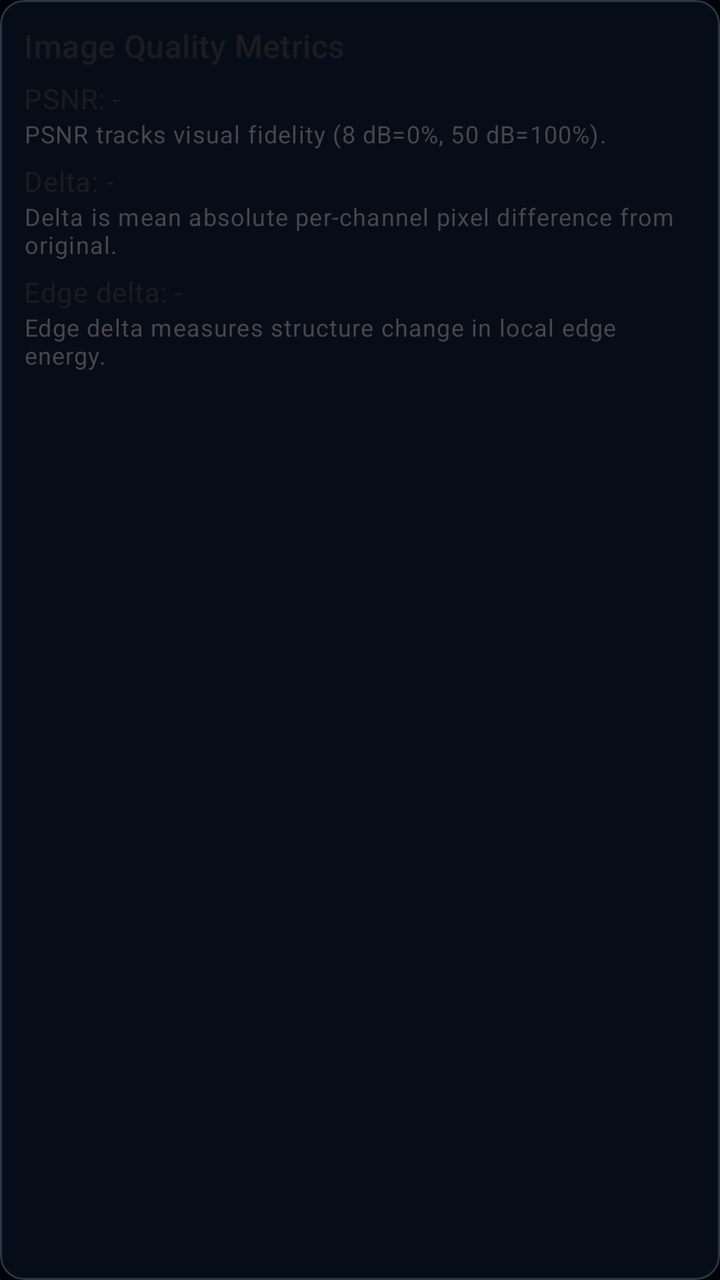
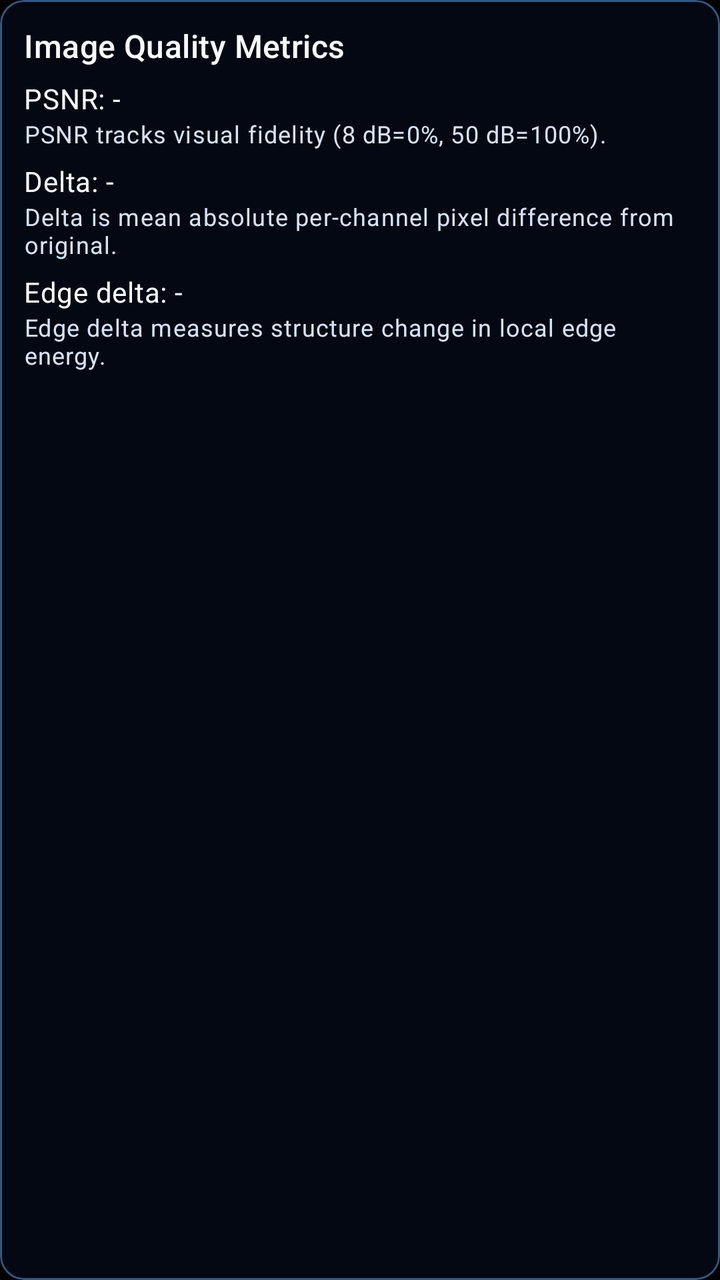

An Android layout rendered at two revisions. The XML below is the earlier revision; the diff shows what the commit changed to produce the second picture.
<!-- AndroidManifest.xml: application theme Theme.HaanGhilMuulnaat -->
<!-- res/layout/main_quality_metrics_card.xml -->
<?xml version="1.0" encoding="utf-8"?>
<com.google.android.material.card.MaterialCardView xmlns:android="http://schemas.android.com/apk/res/android"
    xmlns:app="http://schemas.android.com/apk/res-auto"
    android:layout_width="match_parent"
    android:layout_height="wrap_content"
    android:layout_marginTop="10dp"
    app:cardElevation="0dp"
    app:strokeColor="?attr/colorOutline"
    app:strokeWidth="1dp">

    <LinearLayout
        android:layout_width="match_parent"
        android:layout_height="wrap_content"
        android:orientation="vertical"
        android:padding="12dp">

        <TextView
            android:layout_width="match_parent"
            android:layout_height="wrap_content"
            android:text="@string/image_quality_metrics_title"
            android:textAppearance="@style/TextAppearance.Material3.TitleMedium" />

        <TextView
            android:id="@+id/qualityPsnrValue"
            android:layout_width="match_parent"
            android:layout_height="wrap_content"
            android:layout_marginTop="6dp"
            android:text="@string/metric_psnr_placeholder"
            android:textAppearance="@style/TextAppearance.Material3.BodyMedium" />

        <TextView
            android:layout_width="match_parent"
            android:layout_height="wrap_content"
            android:text="@string/metric_psnr_help"
            android:textAppearance="@style/TextAppearance.Material3.BodySmall" />

        <TextView
            android:id="@+id/qualityDeltaValue"
            android:layout_width="match_parent"
            android:layout_height="wrap_content"
            android:layout_marginTop="6dp"
            android:text="@string/metric_delta_placeholder"
            android:textAppearance="@style/TextAppearance.Material3.BodyMedium" />

        <TextView
            android:layout_width="match_parent"
            android:layout_height="wrap_content"
            android:text="@string/metric_delta_help"
            android:textAppearance="@style/TextAppearance.Material3.BodySmall" />

        <TextView
            android:id="@+id/qualityEdgeDeltaValue"
            android:layout_width="match_parent"
            android:layout_height="wrap_content"
            android:layout_marginTop="6dp"
            android:text="@string/metric_edge_delta_placeholder"
            android:textAppearance="@style/TextAppearance.Material3.BodyMedium" />

        <TextView
            android:layout_width="match_parent"
            android:layout_height="wrap_content"
            android:text="@string/metric_edge_delta_help"
            android:textAppearance="@style/TextAppearance.Material3.BodySmall" />
    </LinearLayout>
</com.google.android.material.card.MaterialCardView>
<!-- resources referenced by this layout -->
<resources>
  <string name="image_quality_metrics_title">Image Quality Metrics</string>
  <string name="metric_delta_placeholder">Delta: -</string>
  <string name="metric_edge_delta_placeholder">Edge delta: -</string>
  <string name="metric_psnr_placeholder">PSNR: -</string>
  <style name="Theme.HaanGhilMuulnaat" parent="Theme.Material3.DayNight.NoActionBar">
          <item name="android:windowBackground">@color/navy_black</item>
          <item name="android:statusBarColor">@color/navy_black</item>
          <item name="android:navigationBarColor">@color/navy_black</item>
          <item name="android:windowLightStatusBar" tools:targetApi="m">false</item>
          <item name="android:windowLightNavigationBar" tools:targetApi="o_mr1">false</item>
          <item name="android:forceDarkAllowed" tools:targetApi="q">false</item>
          <item name="colorPrimary">@color/navy_primary</item>
          <item name="colorOnPrimary">@color/navy_text</item>
          <item name="colorPrimaryContainer">@color/navy_primary_container</item>
          <item name="colorOnPrimaryContainer">@color/navy_text</item>
          <item name="colorSecondary">@color/navy_secondary</item>
          <item name="colorOnSecondary">@color/navy_text</item>
          <item name="colorSecondaryContainer">@color/navy_secondary_container</item>
          <item name="colorOnSecondaryContainer">@color/navy_text</item>
          <item name="colorTertiary">@color/navy_primary</item>
          <item name="colorOnTertiary">@color/navy_text</item>
          <item name="colorSurface">@color/navy_surface</item>
          <item name="colorOnSurface">@color/navy_text</item>
          <item name="colorSurfaceVariant">@color/navy_surface_high</item>
          <item name="colorOnSurfaceVariant">@color/navy_text_muted</item>
          <item name="android:colorBackground">@color/navy_black</item>
          <item name="colorOutline">@color/navy_outline</item>
          <item name="colorError">@color/navy_error</item>
          <item name="colorErrorContainer">@color/navy_error_container</item>
          <item name="android:colorAccent">@color/navy_secondary</item>
      </style>
  <color name="navy_black">#02040A</color>
  <color name="navy_primary">#14243A</color>
  <color name="navy_text">#F1F5FF</color>
  <color name="navy_primary_container">#0B1728</color>
  <color name="navy_secondary">#20334F</color>
  <color name="navy_secondary_container">#101E32</color>
  <color name="navy_surface">#070D18</color>
  <color name="navy_surface_high">#0D1828</color>
  <color name="navy_text_muted">#A9B8D0</color>
  <color name="navy_outline">#26364D</color>
  <color name="navy_error">#FFB4AB</color>
  <color name="navy_error_container">#551D17</color>
  <!-- unchanged entries left out for length: 3 -->
</resources>

<!-- the commit's change to res/layout/main_quality_metrics_card.xml (unified diff, before → after) -->
@@ -4,6 +4,7 @@
     android:layout_width="match_parent"
     android:layout_height="wrap_content"
     android:layout_marginTop="10dp"
+    app:cardBackgroundColor="@color/navy_surface"
     app:cardElevation="0dp"
     app:strokeColor="?attr/colorOutline"
     app:strokeWidth="1dp">
@@ -18,7 +19,8 @@
             android:layout_width="match_parent"
             android:layout_height="wrap_content"
             android:text="@string/image_quality_metrics_title"
-            android:textAppearance="@style/TextAppearance.Material3.TitleMedium" />
+            android:textAppearance="@style/TextAppearance.Material3.TitleMedium"
+            android:textColor="@color/navy_text" />
 
         <TextView
             android:id="@+id/qualityPsnrValue"
@@ -26,13 +28,15 @@
             android:layout_height="wrap_content"
             android:layout_marginTop="6dp"
             android:text="@string/metric_psnr_placeholder"
-            android:textAppearance="@style/TextAppearance.Material3.BodyMedium" />
+            android:textAppearance="@style/TextAppearance.Material3.BodyMedium"
+            android:textColor="@color/navy_text" />
 
         <TextView
             android:layout_width="match_parent"
             android:layout_height="wrap_content"
             android:text="@string/metric_psnr_help"
-            android:textAppearance="@style/TextAppearance.Material3.BodySmall" />
+            android:textAppearance="@style/TextAppearance.Material3.BodySmall"
+            android:textColor="@color/navy_text_muted" />
 
         <TextView
             android:id="@+id/qualityDeltaValue"
@@ -40,13 +44,15 @@
             android:layout_height="wrap_content"
             android:layout_marginTop="6dp"
             android:text="@string/metric_delta_placeholder"
-            android:textAppearance="@style/TextAppearance.Material3.BodyMedium" />
+            android:textAppearance="@style/TextAppearance.Material3.BodyMedium"
+            android:textColor="@color/navy_text" />
 
         <TextView
             android:layout_width="match_parent"
             android:layout_height="wrap_content"
             android:text="@string/metric_delta_help"
-            android:textAppearance="@style/TextAppearance.Material3.BodySmall" />
+            android:textAppearance="@style/TextAppearance.Material3.BodySmall"
+            android:textColor="@color/navy_text_muted" />
 
         <TextView
             android:id="@+id/qualityEdgeDeltaValue"
@@ -54,12 +60,14 @@
             android:layout_height="wrap_content"
             android:layout_marginTop="6dp"
             android:text="@string/metric_edge_delta_placeholder"
-            android:textAppearance="@style/TextAppearance.Material3.BodyMedium" />
+            android:textAppearance="@style/TextAppearance.Material3.BodyMedium"
+            android:textColor="@color/navy_text" />
 
         <TextView
             android:layout_width="match_parent"
             android:layout_height="wrap_content"
             android:text="@string/metric_edge_delta_help"
-            android:textAppearance="@style/TextAppearance.Material3.BodySmall" />
+            android:textAppearance="@style/TextAppearance.Material3.BodySmall"
+            android:textColor="@color/navy_text_muted" />
     </LinearLayout>
 </com.google.android.material.card.MaterialCardView>
<!-- resource entries referenced after the edit -->
@@ -11,6 +11,14 @@
           <item name="android:windowLightStatusBar" tools:targetApi="m">false</item>
           <item name="android:windowLightNavigationBar" tools:targetApi="o_mr1">false</item>
           <item name="android:forceDarkAllowed" tools:targetApi="q">false</item>
+          <item name="android:textColorPrimary">@color/navy_text</item>
+          <item name="android:textColorSecondary">@color/navy_text_muted</item>
+          <item name="android:textColorTertiary">@color/navy_text_muted</item>
+          <item name="android:textColorHint">@color/navy_text_muted</item>
+          <item name="colorControlNormal">@color/navy_text_muted</item>
+          <item name="colorControlActivated">@color/navy_secondary</item>
+          <item name="colorControlHighlight">@color/navy_secondary_container</item>
+          <item name="android:colorButtonNormal">@color/navy_button</item>
           <item name="colorPrimary">@color/navy_primary</item>
           <item name="colorOnPrimary">@color/navy_text</item>
           <item name="colorPrimaryContainer">@color/navy_primary_container</item>
@@ -30,19 +38,29 @@
           <item name="colorError">@color/navy_error</item>
           <item name="colorErrorContainer">@color/navy_error_container</item>
           <item name="android:colorAccent">@color/navy_secondary</item>
+          <item name="buttonStyle">@style/Widget.HaanGhilMuulnaat.Button</item>
+          <item name="materialButtonStyle">@style/Widget.HaanGhilMuulnaat.Button</item>
+          <item name="android:buttonStyle">@style/Widget.HaanGhilMuulnaat.Button</item>
       </style>
-  <color name="navy_black">#02040A</color>
-  <color name="navy_primary">#14243A</color>
-  <color name="navy_text">#F1F5FF</color>
-  <color name="navy_primary_container">#0B1728</color>
-  <color name="navy_secondary">#20334F</color>
-  <color name="navy_secondary_container">#101E32</color>
-  <color name="navy_surface">#070D18</color>
-  <color name="navy_surface_high">#0D1828</color>
-  <color name="navy_text_muted">#A9B8D0</color>
-  <color name="navy_outline">#26364D</color>
+  <color name="navy_black">#000000</color>
+  <color name="navy_primary">#1A3D66</color>
+  <color name="navy_text">#F7FAFF</color>
+  <color name="navy_primary_container">#102A47</color>
+  <color name="navy_secondary">#234A78</color>
+  <color name="navy_secondary_container">#132B49</color>
+  <color name="navy_button">#1A3D66</color>
+  <color name="navy_surface">#030812</color>
+  <color name="navy_surface_high">#071525</color>
+  <color name="navy_text_muted">#D6E2F4</color>
+  <color name="navy_outline">#34577F</color>
   <color name="navy_error">#FFB4AB</color>
   <color name="navy_error_container">#551D17</color>
+  <style name="Widget.HaanGhilMuulnaat.Button" parent="Widget.Material3.Button">
+          <item name="backgroundTint">@color/navy_button</item>
+          <item name="android:backgroundTint">@color/navy_button</item>
+          <item name="android:textColor">@color/navy_text</item>
+          <item name="cornerRadius">28dp</item>
+      </style>
   <!-- unchanged entries left out for length: 3 -->
 </resources>
 
